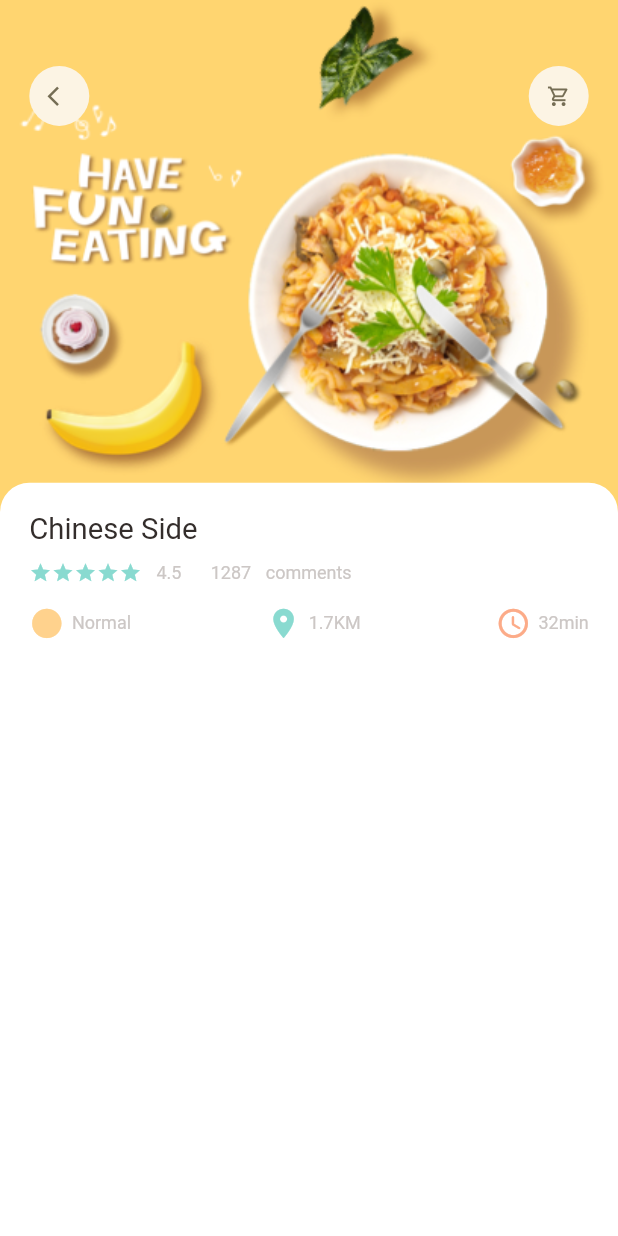
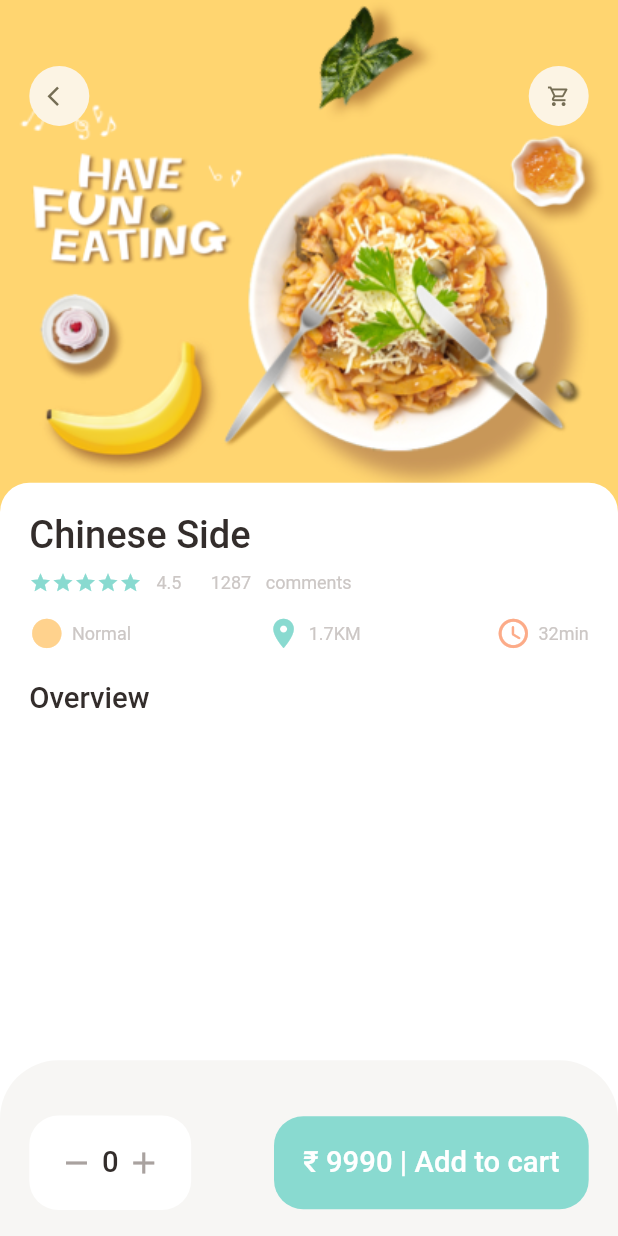
Before and after one commit to ManyuDhyani/Ecom-App, a Flutter app: the screen it shows after launch, on a phone screen of 412 x 824 dp. Run offline on Flutter 3.47's test engine with Material 2 defaults, Android fonts, the phone set to English and light mode, and no system bars; our stand-ins replace dots_indicator, get.

Commit message:
Added the bottomNavigationBar to the food detail page.

```diff
--- a/lib/pages/food/popular_food_detail.dart
+++ b/lib/pages/food/popular_food_detail.dart
@@ -1,5 +1,7 @@
+import 'package:ecom_app/utils/colors.dart';
 import 'package:ecom_app/utils/dimensions.dart';
 import 'package:ecom_app/widgets/app_icon.dart';
+import 'package:ecom_app/widgets/big_text.dart';
 import 'package:ecom_app/widgets/short_detail_food_app_column.dart';
 import 'package:flutter/material.dart';
 
@@ -9,6 +11,7 @@ class PopularFoodDetail extends StatelessWidget {
   @override
   Widget build(BuildContext context) {
     return Scaffold(
+      backgroundColor: Colors.white,
       body: Stack(
         children: [
           Positioned(
@@ -55,11 +58,75 @@ class PopularFoodDetail extends StatelessWidget {
                 ),
                 color: Colors.white,
               ),
-              child: ShortDetailAppColumn(text: "Chinese Side"),
+              child: Column(
+                crossAxisAlignment: CrossAxisAlignment.start,
+                children: [
+                  ShortDetailAppColumn(text: "Chinese Side"),
+                  SizedBox(height: Dimensions.height20),
+                  BigText(text: "Overview"),
+                ],
+              ),
             ),
           ),
         ],
       ),
+      bottomNavigationBar: Container(
+        height: Dimensions.bottomHeightBar,
+        padding: EdgeInsets.only(
+          top: Dimensions.height20,
+          left: Dimensions.width20,
+          right: Dimensions.width20,
+        ),
+        decoration: BoxDecoration(
+          color: AppColors.buttonBackgroundColor,
+          borderRadius: BorderRadius.only(
+            topLeft: Radius.circular(Dimensions.radius20 * 2),
+            topRight: Radius.circular(Dimensions.radius20 * 2),
+          ),
+        ),
+        child: Row(
+          mainAxisAlignment: MainAxisAlignment.spaceBetween,
+          children: [
+            Container(
+              padding: EdgeInsets.only(
+                top: Dimensions.height20,
+                bottom: Dimensions.height20,
+                left: Dimensions.width20,
+                right: Dimensions.width20,
+              ),
+              decoration: BoxDecoration(
+                borderRadius: BorderRadius.circular(Dimensions.radius20),
+                color: Colors.white,
+              ),
+              child: Row(
+                children: [
+                  Icon(Icons.remove, color: AppColors.signColor),
+                  SizedBox(width: Dimensions.width10 / 2),
+                  BigText(text: "0"),
+                  SizedBox(width: Dimensions.width10 / 2),
+                  Icon(Icons.add, color: AppColors.signColor),
+                ],
+              ),
+            ),
+            Container(
+              padding: EdgeInsets.only(
+                top: Dimensions.height20,
+                bottom: Dimensions.height20,
+                left: Dimensions.width20,
+                right: Dimensions.width20,
+              ),
+              child: BigText(
+                text: "₹ 9990 | Add to cart",
+                color: Colors.white,
+              ),
+              decoration: BoxDecoration(
+                borderRadius: BorderRadius.circular(Dimensions.radius20),
+                color: AppColors.mainColor,
+              ),
+            )
+          ],
+        ),
+      ),
     );
   }
 }
--- a/lib/utils/dimensions.dart
+++ b/lib/utils/dimensions.dart
@@ -28,6 +28,7 @@ class Dimensions {
 
   // Fonts
   static double font20 = screenHeight / 42.2;
+  static double font26 = screenHeight / 32.46;
 
   // Radius
   static double radius15 = screenHeight / 56.27;
@@ -45,4 +46,7 @@ class Dimensions {
 
   // Popular Food Detail
   static double popularFoodImgSize = screenHeight / 2.41;
+
+  // Food Detail BottomNavBar
+  static double bottomHeightBar = screenHeight / 7.03;
 }
--- a/lib/widgets/big_text.dart
+++ b/lib/widgets/big_text.dart
@@ -22,7 +22,7 @@ class BigText extends StatelessWidget {
       overflow: overflow,
       style: TextStyle(
         color: color,
-        fontWeight: FontWeight.w400,
+        fontWeight: FontWeight.w500,
         fontFamily: 'Roboto',
         fontSize: size == 0 ? Dimensions.font20 : size,
       ),
--- a/lib/widgets/short_detail_food_app_column.dart
+++ b/lib/widgets/short_detail_food_app_column.dart
@@ -16,6 +16,7 @@ class ShortDetailAppColumn extends StatelessWidget {
       children: [
         BigText(
           text: text,
+          size: Dimensions.font26,
         ),
         SizedBox(height: Dimensions.height10),
         // Comments Section
```
